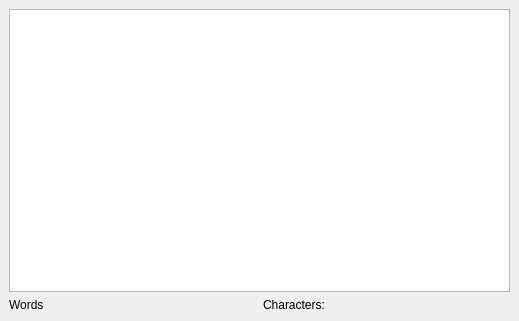
Old version of the form mainwindow.ui in the repository shadowofdominance/Word_Counter.
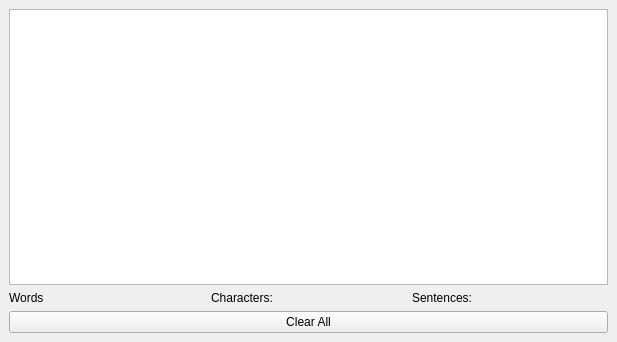
New version of the form.

What changed in the file:
```diff
--- a/mainwindow.ui
+++ b/mainwindow.ui
@@ -6,8 +6,8 @@
    <rect>
     <x>0</x>
     <y>0</y>
-    <width>519</width>
-    <height>321</height>
+    <width>617</width>
+    <height>342</height>
    </rect>
   </property>
   <property name="windowTitle">
@@ -34,8 +34,22 @@
         </property>
        </widget>
       </item>
+      <item>
+       <widget class="QLabel" name="SentencesLabel">
+        <property name="text">
+         <string>Sentences:</string>
+        </property>
+       </widget>
+      </item>
      </layout>
     </item>
+    <item>
+     <widget class="QPushButton" name="ClearButton">
+      <property name="text">
+       <string>Clear All</string>
+      </property>
+     </widget>
+    </item>
    </layout>
   </widget>
  </widget>
```
